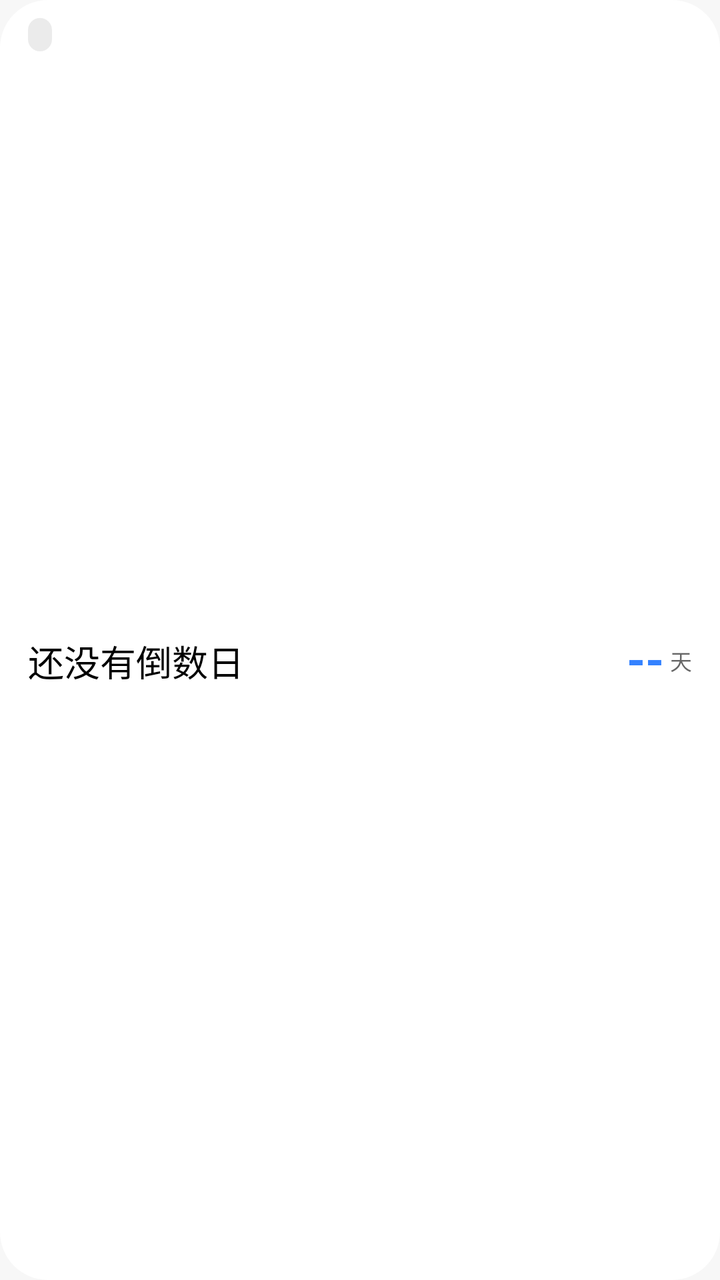
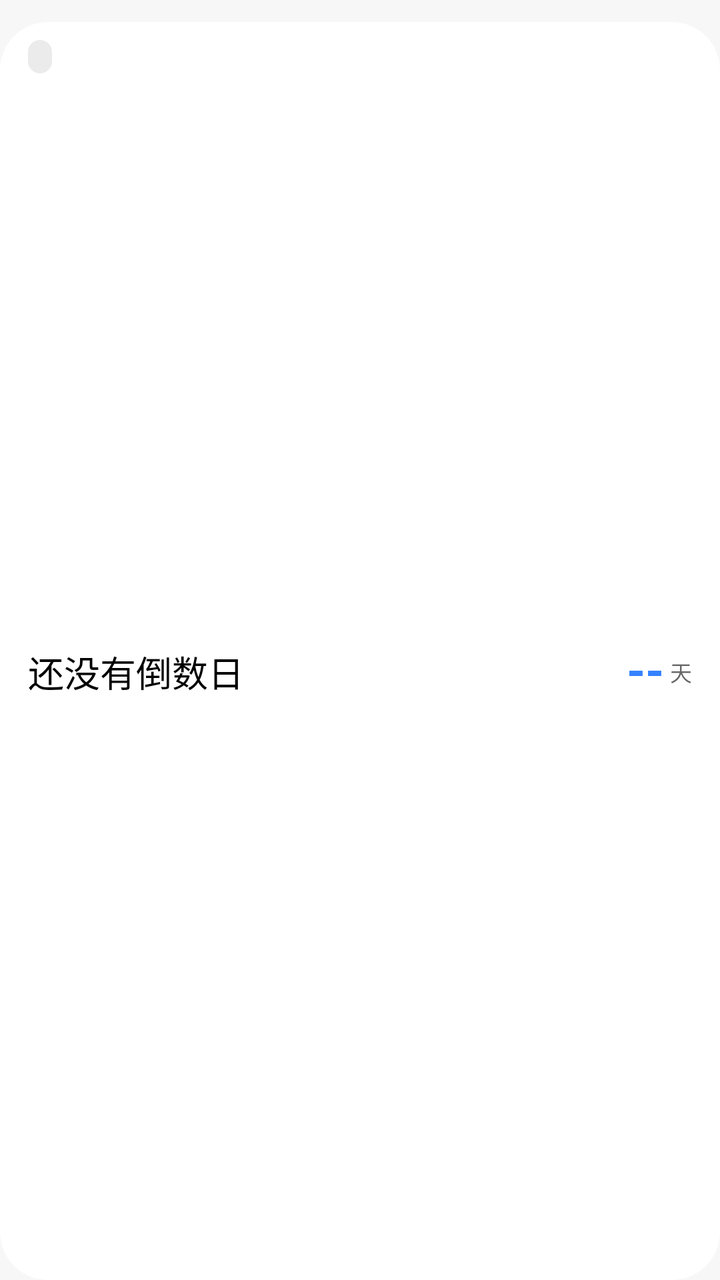

Compare the two renders of this Android layout. The source of the first and the diff that turns it into the second are given below.
<!-- AndroidManifest.xml: application theme Theme.HyperMatter -->
<!-- res/layout/widget_minimal.xml -->
<?xml version="1.0" encoding="utf-8"?>
<LinearLayout xmlns:android="http://schemas.android.com/apk/res/android"
    android:id="@+id/widget_root"
    android:layout_width="match_parent"
    android:layout_height="match_parent"
    android:gravity="center_horizontal"
    android:orientation="vertical">

    <LinearLayout
        android:id="@+id/widget_minimal_box"
        android:layout_width="match_parent"
        android:layout_height="match_parent"
        android:background="@drawable/widget_bg"
        android:orientation="vertical"
        android:paddingStart="14dp"
        android:paddingTop="8dp"
        android:paddingEnd="14dp"
        android:paddingBottom="8dp">

    <LinearLayout
        android:layout_width="match_parent"
        android:layout_height="wrap_content"
        android:gravity="center_vertical"
        android:orientation="horizontal">

        <TextView
            android:id="@+id/widget_tag"
            android:layout_width="wrap_content"
            android:layout_height="wrap_content"
            android:background="@drawable/widget_tag_bg"
            android:paddingStart="6dp"
            android:paddingTop="1dp"
            android:paddingEnd="6dp"
            android:paddingBottom="2dp"
            android:text=""
            android:textColor="@color/widget_text_secondary"
            android:textSize="10sp" />

        <TextView
            android:layout_width="0dp"
            android:layout_height="wrap_content"
            android:layout_weight="1"
            android:text="" />

        <TextView
            android:id="@+id/widget_today"
            android:layout_width="wrap_content"
            android:layout_height="wrap_content"
            android:ellipsize="end"
            android:maxLines="1"
            android:text=""
            android:textColor="@color/widget_text_secondary"
            android:textSize="10sp" />
    </LinearLayout>

    <LinearLayout
        android:layout_width="match_parent"
        android:layout_height="0dp"
        android:layout_marginTop="2dp"
        android:layout_weight="1"
        android:gravity="center_vertical"
        android:orientation="horizontal">

        <TextView
            android:id="@+id/widget_title"
            android:layout_width="0dp"
            android:layout_height="wrap_content"
            android:layout_marginEnd="8dp"
            android:layout_weight="1"
            android:ellipsize="end"
            android:fontFamily="sans-serif-medium"
            android:maxLines="1"
            android:text="@string/widget_empty_title"
            android:textColor="@color/widget_text_primary"
            android:textSize="18sp" />

        <TextView
            android:id="@+id/widget_days"
            android:layout_width="wrap_content"
            android:layout_height="wrap_content"
            android:fontFamily="sans-serif"
            android:includeFontPadding="false"
            android:text="--"
            android:textColor="@color/widget_accent"
            android:textSize="24sp"
            android:textStyle="bold" />

        <TextView
            android:id="@+id/widget_days_unit"
            android:layout_width="wrap_content"
            android:layout_height="wrap_content"
            android:layout_marginStart="3dp"
            android:includeFontPadding="false"
            android:text="天"
            android:textColor="@color/widget_text_secondary"
            android:textSize="11sp" />
    </LinearLayout>
    </LinearLayout>
</LinearLayout>
<!-- resources referenced by this layout -->
<resources>
  <color name="widget_accent">#FF3482FF</color>
  <color name="widget_text_primary">#FF000000</color>
  <color name="widget_text_secondary">#99000000</color>
  <!-- drawable widget_bg (drawable) -->
  <?xml version="1.0" encoding="utf-8"?>
  <shape xmlns:android="http://schemas.android.com/apk/res/android">
      <solid android:color="@color/widget_bg" />
      <corners android:radius="24dp" />
  </shape>
  <!-- drawable widget_tag_bg (drawable) -->
  <?xml version="1.0" encoding="utf-8"?>
  <shape xmlns:android="http://schemas.android.com/apk/res/android"
      android:shape="rectangle">
      <solid android:color="@color/widget_tag_bg" />
      <corners android:radius="10dp" />
  </shape>
  <string name="widget_empty_title">还没有倒数日</string>
  <style name="Theme.HyperMatter" parent="android:Theme.Material.NoActionBar">
          <item name="android:statusBarColor">@android:color/transparent</item>
          <item name="android:windowLightStatusBar">true</item>
          <item name="android:navigationBarColor">@android:color/transparent</item>
          
          <item name="android:windowBackground">#FFF7F7F7</item>
          <item name="android:windowSplashScreenBackground">#FFF7F7F7</item>
      </style>
  <color name="widget_bg">#FFFFFFFF</color>
  <color name="widget_tag_bg">#14000000</color>
</resources>

<!-- the commit's change to res/layout/widget_minimal.xml (unified diff, before → after) -->
@@ -10,6 +10,7 @@
         android:id="@+id/widget_minimal_box"
         android:layout_width="match_parent"
         android:layout_height="match_parent"
+        android:layout_marginTop="11dp"
         android:background="@drawable/widget_bg"
         android:orientation="vertical"
         android:paddingStart="14dp"
